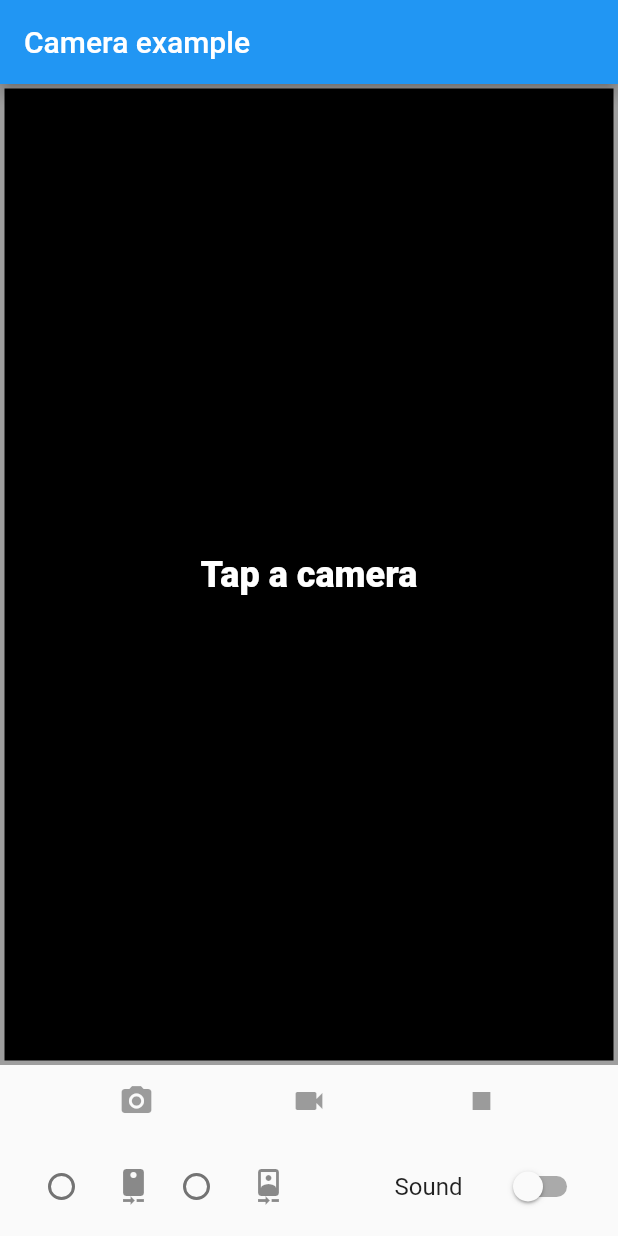
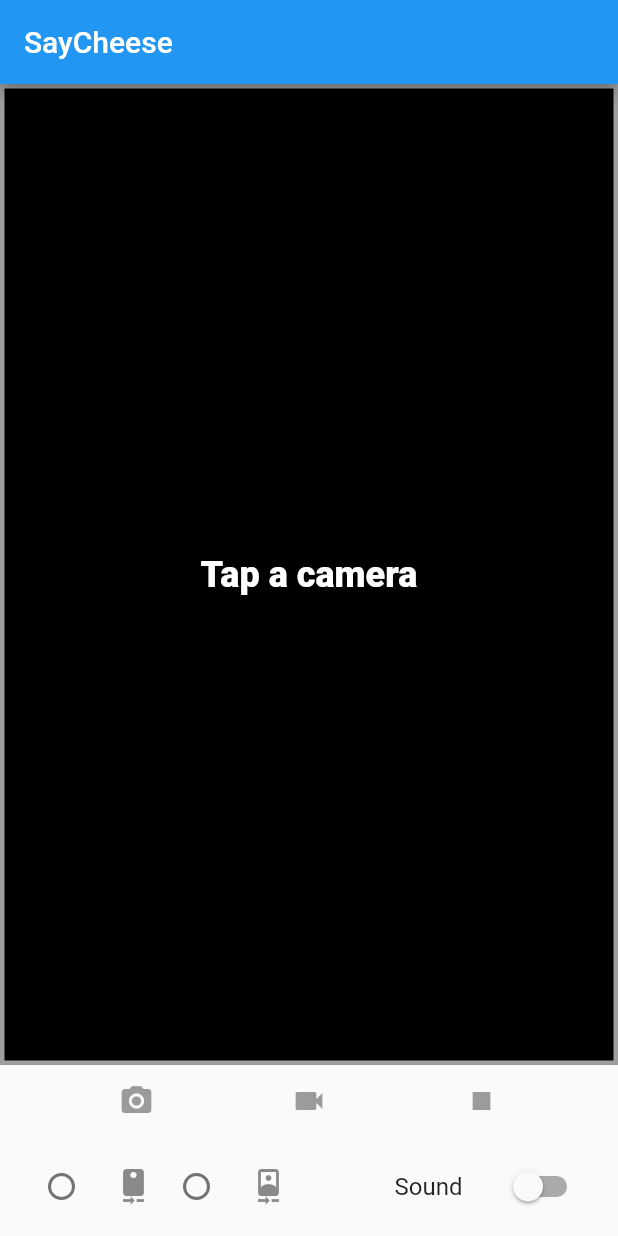
Before and after one commit to EspressoTime/SayCheese, a Flutter app: the screen it shows after launch, on a phone screen of 412 x 824 dp. Run offline on Flutter 3.47's test engine with Material 2 defaults, Android fonts, the light colour scheme and no system bars; our stand-ins replace audioplayers, camera, video_player.

Commit message:
change app title

```diff
--- a/lib/main.dart
+++ b/lib/main.dart
@@ -46,7 +46,7 @@ class _CameraExampleHomeState extends State<CameraExampleHome> {
     return new Scaffold(
       key: _scaffoldKey,
       appBar: new AppBar(
-        title: const Text('Camera example'),
+        title: const Text('SayCheese'),
       ),
       body: new Column(
         children: <Widget>[
```
